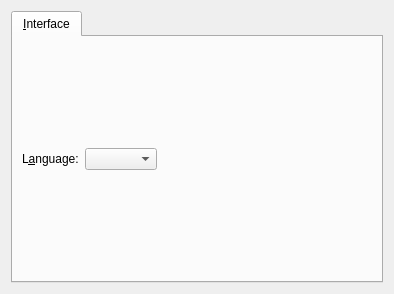
The window that ui/prefwidget/prefinterfacewidget.ui (Alir3z4/yoDownet) describes before a commit, drawn with Qt 5.
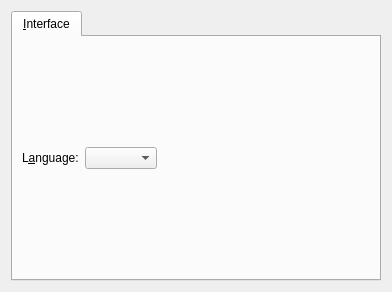
The same window after the commit. Icons and pictures are not drawn.

Commit message: The Interfave widget also created. Yet just about selecting the language ;)

```diff
--- a/ui/prefwidget/prefinterfacewidget.ui
+++ b/ui/prefwidget/prefinterfacewidget.ui
@@ -6,8 +6,8 @@
    <rect>
     <x>0</x>
     <y>0</y>
-    <width>394</width>
-    <height>294</height>
+    <width>392</width>
+    <height>292</height>
    </rect>
   </property>
   <property name="windowTitle">
```
Left out of the diff: 6 changed lines with no effect on the pictures. The commit also changes 2 other files.
